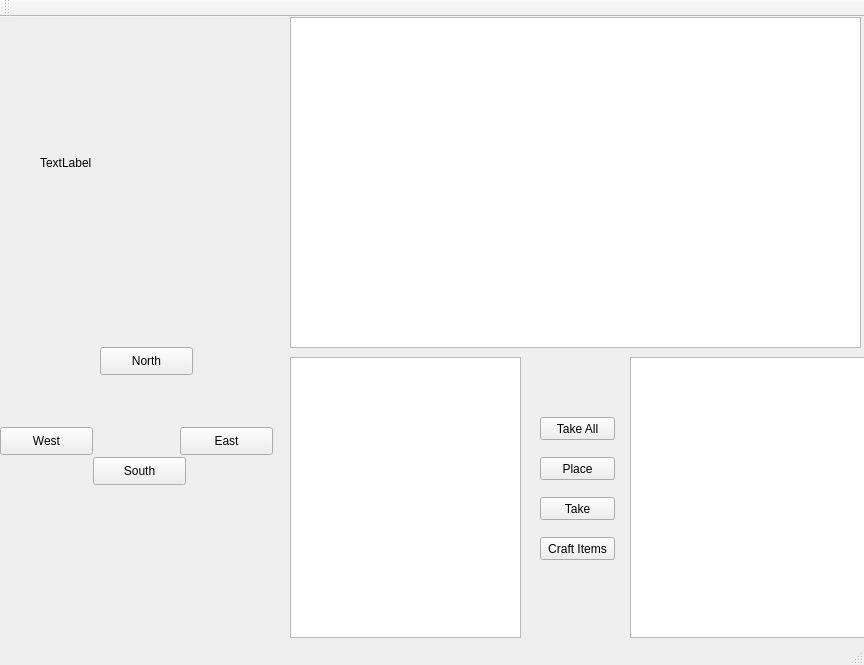
Old version of the form mainwindow.ui in the repository Colum-Mullally/Zork.
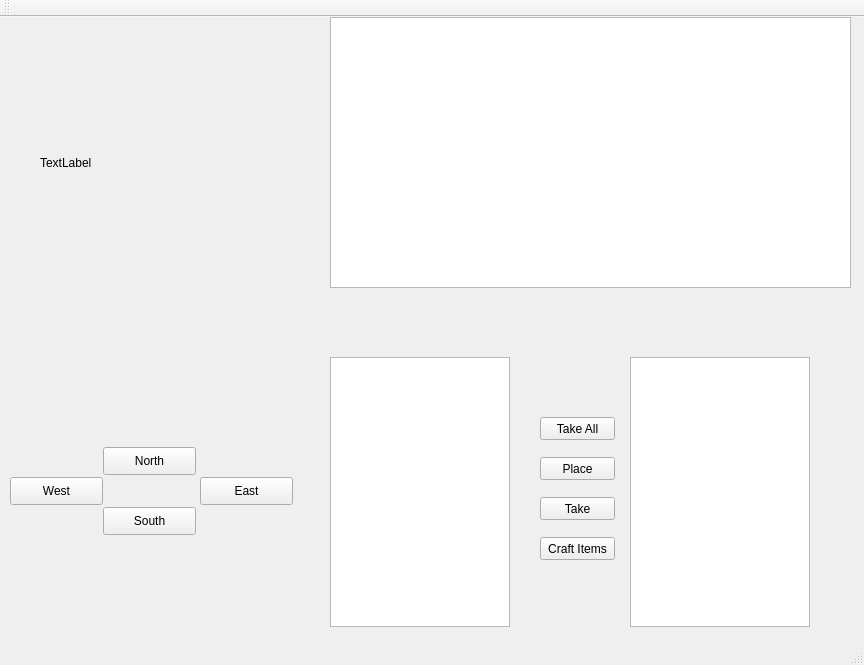
New version of the form.

```diff
--- a/mainwindow.ui
+++ b/mainwindow.ui
@@ -24,8 +24,8 @@
   </property>
   <property name="maximumSize">
    <size>
-    <width>864</width>
-    <height>665</height>
+    <width>5000</width>
+    <height>5000</height>
    </size>
   </property>
   <property name="windowTitle">
@@ -35,8 +35,8 @@
    <widget class="QPushButton" name="NorthBtn">
     <property name="geometry">
      <rect>
-      <x>100</x>
-      <y>330</y>
+      <x>103</x>
+      <y>430</y>
       <width>93</width>
       <height>28</height>
      </rect>
@@ -48,8 +48,8 @@
    <widget class="QPushButton" name="EastBtn">
     <property name="geometry">
      <rect>
-      <x>180</x>
-      <y>410</y>
+      <x>200</x>
+      <y>460</y>
       <width>93</width>
       <height>28</height>
      </rect>
@@ -61,8 +61,8 @@
    <widget class="QPushButton" name="WestBtn">
     <property name="geometry">
      <rect>
-      <x>0</x>
-      <y>410</y>
+      <x>10</x>
+      <y>460</y>
       <width>93</width>
       <height>28</height>
      </rect>
@@ -74,8 +74,8 @@
    <widget class="QPushButton" name="SouthBtn">
     <property name="geometry">
      <rect>
-      <x>93</x>
-      <y>440</y>
+      <x>103</x>
+      <y>490</y>
       <width>93</width>
       <height>28</height>
      </rect>
@@ -100,10 +100,10 @@
    <widget class="QGraphicsView" name="layoutImage">
     <property name="geometry">
      <rect>
-      <x>290</x>
+      <x>330</x>
       <y>0</y>
-      <width>571</width>
-      <height>331</height>
+      <width>521</width>
+      <height>271</height>
      </rect>
     </property>
     <property name="sizePolicy">
@@ -116,25 +116,14 @@
    <widget class="QWidget" name="gridLayoutWidget">
     <property name="geometry">
      <rect>
-      <x>290</x>
+      <x>330</x>
       <y>0</y>
-      <width>431</width>
-      <height>331</height>
+      <width>521</width>
+      <height>271</height>
      </rect>
     </property>
     <layout class="QGridLayout" name="mapLayout"/>
    </widget>
-   <widget class="QWidget" name="gridLayoutWidget_2">
-    <property name="geometry">
-     <rect>
-      <x>290</x>
-      <y>-11</y>
-      <width>431</width>
-      <height>341</height>
-     </rect>
-    </property>
-    <layout class="QGridLayout" name="gridLayout"/>
-   </widget>
    <widget class="QPushButton" name="takeAllButton">
     <property name="geometry">
      <rect>
@@ -164,10 +153,10 @@
    <widget class="QListWidget" name="inventoryList">
     <property name="geometry">
      <rect>
-      <x>290</x>
+      <x>330</x>
       <y>340</y>
-      <width>231</width>
-      <height>281</height>
+      <width>180</width>
+      <height>270</height>
      </rect>
     </property>
    </widget>
@@ -202,8 +191,8 @@
      <rect>
       <x>630</x>
       <y>340</y>
-      <width>256</width>
-      <height>281</height>
+      <width>180</width>
+      <height>270</height>
      </rect>
     </property>
    </widget>
```
Left out of the diff: 1 changed line with no effect on the pictures.
